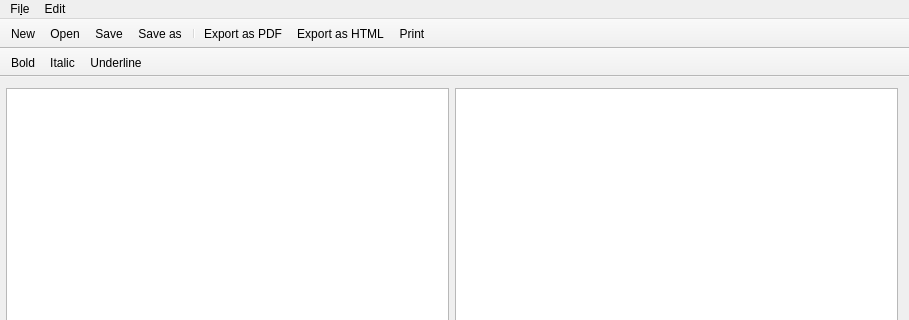
This is mainwindow.ui in Aztorius/magicfountain as Qt 5 draws it before an edit; both pictures show x 0 to 909 and y 0 to 320 of the 909 by 564 pixel window. The edited form follows.
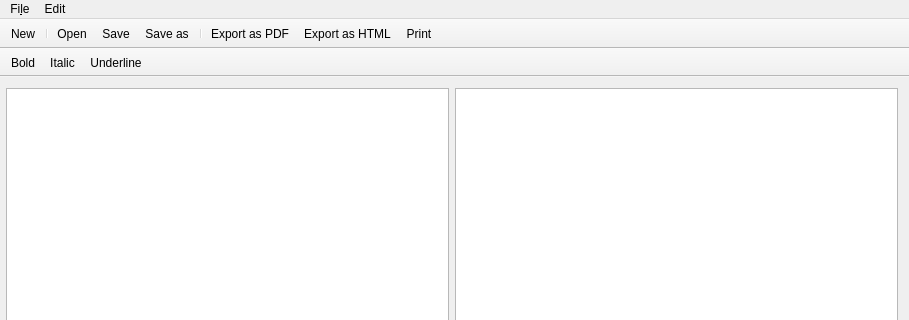
This is the edited form. Icons and pictures are not drawn.

Patch:
```diff
--- a/mainwindow.ui
+++ b/mainwindow.ui
@@ -121,6 +121,7 @@
     <bool>false</bool>
    </attribute>
    <addaction name="actionNew"/>
+   <addaction name="separator"/>
    <addaction name="actionOpen"/>
    <addaction name="actionSave"/>
    <addaction name="actionSave_as"/>
```
Left out of the diff: 16 changed lines with no effect on the pictures.
